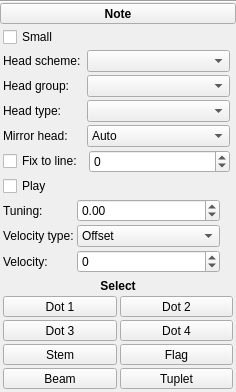
Before: the Qt Designer form mscore/inspector/inspector_note.ui in Celeste-fr/MS3-MS4playback-SSO, drawn with Qt 5.
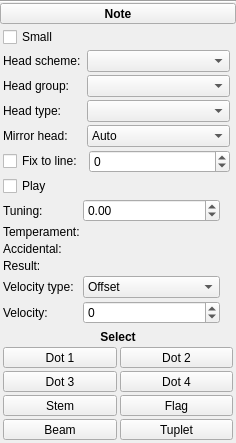
After: the same form once the commit is applied. Custom widgets are drawn as their Qt base class.

Commit message: Built-in tuning: temperament, microtonal accidentals and own tuning, computed in playback

```diff
--- a/mscore/inspector/inspector_note.ui
+++ b/mscore/inspector/inspector_note.ui
@@ -457,7 +457,7 @@
          <property name="spacing">
           <number>3</number>
          </property>
-         <item row="2" column="2">
+         <item row="5" column="2">
           <widget class="Ms::ResetButton" name="resetVelocityType" native="true">
            <property name="sizePolicy">
             <sizepolicy hsizetype="Fixed" vsizetype="Preferred">
@@ -476,7 +476,7 @@
            </property>
           </widget>
          </item>
-         <item row="2" column="1">
+         <item row="5" column="1">
           <widget class="QComboBox" name="velocityType">
            <property name="sizePolicy">
             <sizepolicy hsizetype="Expanding" vsizetype="Fixed">
@@ -499,7 +499,7 @@
            </item>
           </widget>
          </item>
-         <item row="3" column="2">
+         <item row="6" column="2">
           <widget class="Ms::ResetButton" name="resetVelocity" native="true">
            <property name="sizePolicy">
             <sizepolicy hsizetype="Fixed" vsizetype="Preferred">
@@ -559,7 +559,7 @@
            </property>
           </widget>
          </item>
-         <item row="2" column="0">
+         <item row="5" column="0">
           <widget class="QLabel" name="label_8">
            <property name="text">
             <string>Velocity type:</string>
@@ -569,7 +569,7 @@
            </property>
           </widget>
          </item>
-         <item row="3" column="1">
+         <item row="6" column="1">
           <widget class="QSpinBox" name="velocity">
            <property name="sizePolicy">
             <sizepolicy hsizetype="Expanding" vsizetype="Fixed">
@@ -588,7 +588,7 @@
            </property>
           </widget>
          </item>
-         <item row="3" column="0">
+         <item row="6" column="0">
           <widget class="QLabel" name="label_9">
            <property name="text">
             <string>Velocity:</string>
@@ -614,6 +614,66 @@
            </property>
           </widget>
          </item>
+         <item row="2" column="0">
+          <widget class="QLabel" name="label_tuningTemperament">
+           <property name="text">
+            <string>Temperament:</string>
+           </property>
+           <property name="alignment">
+            <set>Qt::AlignLeading|Qt::AlignLeft|Qt::AlignVCenter</set>
+           </property>
+          </widget>
+         </item>
+         <item row="2" column="1" colspan="2">
+          <widget class="QLabel" name="tuningTemperament">
+           <property name="toolTip">
+            <string>The score's temperament for this note (Tools › Tuning…), in cents</string>
+           </property>
+           <property name="textInteractionFlags">
+            <set>Qt::TextSelectableByMouse</set>
+           </property>
+          </widget>
+         </item>
+         <item row="3" column="0">
+          <widget class="QLabel" name="label_tuningAccidental">
+           <property name="text">
+            <string>Accidental:</string>
+           </property>
+           <property name="alignment">
+            <set>Qt::AlignLeading|Qt::AlignLeft|Qt::AlignVCenter</set>
+           </property>
+          </widget>
+         </item>
+         <item row="3" column="1" colspan="2">
+          <widget class="QLabel" name="tuningAccidental">
+           <property name="toolTip">
+            <string>Microtonal accidental, from the note, earlier in the bar or the key signature, in cents</string>
+           </property>
+           <property name="textInteractionFlags">
+            <set>Qt::TextSelectableByMouse</set>
+           </property>
+          </widget>
+         </item>
+         <item row="4" column="0">
+          <widget class="QLabel" name="label_tuningResult">
+           <property name="text">
+            <string>Result:</string>
+           </property>
+           <property name="alignment">
+            <set>Qt::AlignLeading|Qt::AlignLeft|Qt::AlignVCenter</set>
+           </property>
+          </widget>
+         </item>
+         <item row="4" column="1" colspan="2">
+          <widget class="QLabel" name="tuningResult">
+           <property name="toolTip">
+            <string>What playback plays: temperament + accidental + tuning, in cents from equal temperament</string>
+           </property>
+           <property name="textInteractionFlags">
+            <set>Qt::TextSelectableByMouse</set>
+           </property>
+          </widget>
+         </item>
         </layout>
        </widget>
       </item>
```
The commit also changes 20 other files.
